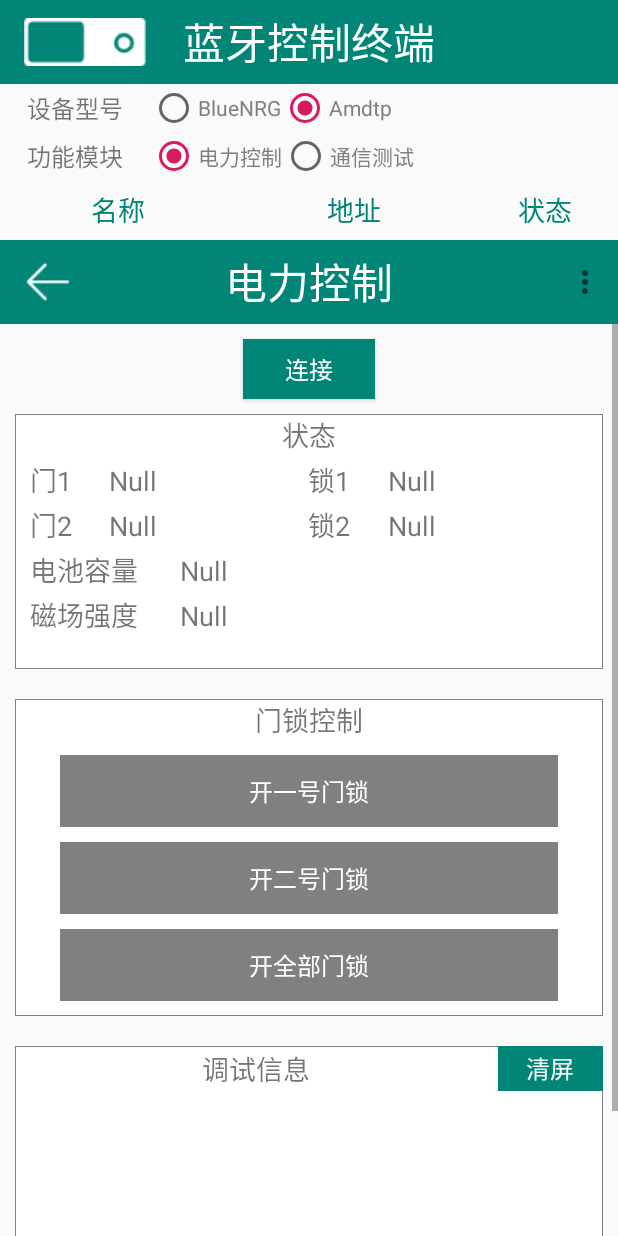
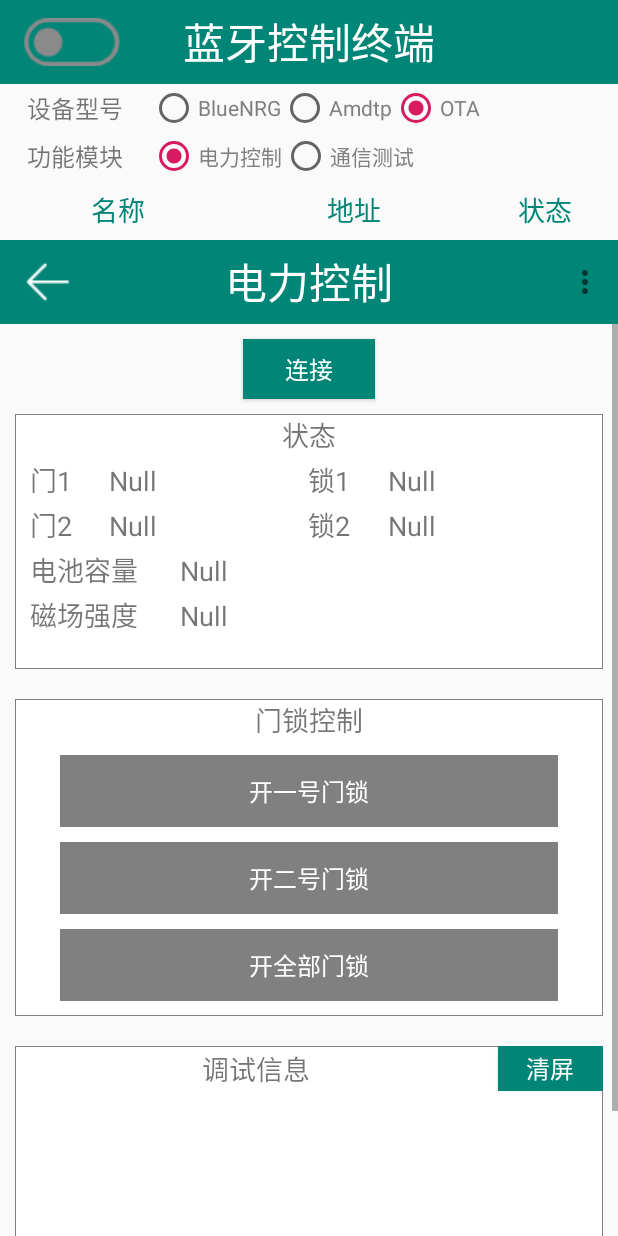
Before and after one commit to QQ652276536/BLEControl, an Android app: the fragment BluetoothFragment_PowerControl placed in its activity, on a phone screen of 412 x 824 dp. Run offline under Robolectric (Android 15) with nearby library versions, the light colour scheme and no system bars; pictures from the network do not load.

Commit message:
OTA界面好了

```diff
--- a/app/src/main/java/com/zistone/bluetoothtest/fragment/BluetoothFragment_List.java
+++ b/app/src/main/java/com/zistone/bluetoothtest/fragment/BluetoothFragment_List.java
@@ -74,6 +74,7 @@ public class BluetoothFragment_List extends Fragment implements View.OnClickList
     private RadioButton m_radioButton2;
     private RadioButton m_radioButton3;
     private RadioButton m_radioButton4;
+    private RadioButton m_radioButton5;
     private long m_exitTime = 0;
 
     private View.OnKeyListener backListener = (v, keyCode, event) ->
@@ -256,11 +257,17 @@ public class BluetoothFragment_List extends Fragment implements View.OnClickList
             WRITE_UUID = UUID.fromString("0000ff03-0000-1000-8000-00805f9b34fb");
             READ_UUID = UUID.fromString("0000ff02-0000-1000-8000-00805f9b34fb");
         }
-        else
+        else if(m_radioButton2.isChecked())
         {
             SERVICE_UUID = UUID.fromString("00002760-08c2-11e1-9073-0e8ac72e1011");
             WRITE_UUID = UUID.fromString("00002760-08c2-11e1-9073-0e8ac72e0011");
             READ_UUID = UUID.fromString("00002760-08c2-11e1-9073-0e8ac72e0012");
+        }
+        else if(m_radioButton5.isChecked())
+        {
+            SERVICE_UUID = UUID.fromString("00002760-08c2-11e1-9073-0e8ac72e1001");
+            WRITE_UUID = UUID.fromString("00002760-08c2-11e1-9073-0e8ac72e0001");
+            READ_UUID = UUID.fromString("00002760-08c2-11e1-9073-0e8ac72e0002");
         }
         Map<String, UUID> map = new HashMap<>();
         map.put("SERVICE_UUID", SERVICE_UUID);
@@ -449,7 +456,6 @@ public class BluetoothFragment_List extends Fragment implements View.OnClickList
         m_view.setFocusable(true);
         m_view.setFocusableInTouchMode(true);
         m_view.setOnKeyListener(backListener);
-
         m_radioGroup1 = m_view.findViewById(R.id.radioGroup1_bluetoothlist);
         m_radioGroup2 = m_view.findViewById(R.id.radioGroup2_bluetoothlist);
         m_checkBox = m_view.findViewById(R.id.ck_bluetooth_bluetoothlist);
@@ -457,6 +463,7 @@ public class BluetoothFragment_List extends Fragment implements View.OnClickList
         m_radioButton2 = m_view.findViewById(R.id.radioButton2_bluetoothlist);
         m_radioButton3 = m_view.findViewById(R.id.radioButton3_bluetoothlist);
         m_radioButton4 = m_view.findViewById(R.id.radioButton4_bluetoothlist);
+        m_radioButton5 = m_view.findViewById(R.id.radioButton5_bluetoothlist);
         m_listView = m_view.findViewById(R.id.lv_bluetoothlist);
         switch(m_bluetoothAdapter.getState())
         {
--- a/app/src/main/res/drawable/ck_status_selector_a.xml
+++ b/app/src/main/res/drawable/ck_status_selector_a.xml
@@ -1,6 +1,5 @@
 <?xml version="1.0" encoding="utf-8"?>
 <selector xmlns:android="http://schemas.android.com/apk/res/android">
-    <item android:drawable="@drawable/switch_open1" android:state_checked="true" />
-    <item android:drawable="@drawable/switch_close1" android:state_checked="false" />
-    <item android:drawable="@drawable/switch_close1" />
+    <item android:drawable="@drawable/switch_open3" android:state_checked="true" />
+    <item android:drawable="@drawable/switch_close3" android:state_checked="false" />
 </selector>
--- a/app/src/main/res/drawable/ck_status_selector_b.xml
+++ /dev/null
@@ -1,6 +0,0 @@
-<?xml version="1.0" encoding="utf-8"?>
-<selector xmlns:android="http://schemas.android.com/apk/res/android">
-    <item android:drawable="@drawable/switch_open2" android:state_checked="true" />
-    <item android:drawable="@drawable/switch_close2" android:state_checked="false" />
-    <item android:drawable="@drawable/switch_close2" />
-</selector>
--- a/app/src/main/res/layout/fragment_bluetooth_list.xml
+++ b/app/src/main/res/layout/fragment_bluetooth_list.xml
@@ -26,7 +26,7 @@
             android:layout_height="wrap_content"
             android:button="@null"
             android:checked="false"
-            android:drawableLeft="@drawable/ck_status_selector_b" />
+            android:drawableLeft="@drawable/ck_status_selector_a" />
 
     </android.support.v7.widget.Toolbar>
 
@@ -52,7 +52,6 @@
                 android:layout_width="match_parent"
                 android:layout_height="wrap_content"
                 android:layout_gravity="center_vertical"
-                android:layout_weight="1"
                 android:orientation="horizontal">
 
                 <RadioButton
@@ -66,8 +65,15 @@
                     android:id="@+id/radioButton2_bluetoothlist"
                     android:layout_width="wrap_content"
                     android:layout_height="wrap_content"
+                    android:text="Amdtp"
+                    android:textColor="@color/gray" />
+
+                <RadioButton
+                    android:id="@+id/radioButton5_bluetoothlist"
+                    android:layout_width="wrap_content"
+                    android:layout_height="wrap_content"
                     android:checked="true"
-                    android:text="Amdtp"
+                    android:text="OTA"
                     android:textColor="@color/gray" />
             </RadioGroup>
         </TableRow>
```
Also changed, not shown: app/src/main/java/com/zistone/bluetoothtest/fragment/BluetoothFragment_PowerControl.java (+12 -5 lines), app/src/main/res/drawable/switch_close1.png (deleted), app/src/main/res/drawable/switch_close2.png (deleted), app/src/main/res/drawable/switch_close3.png (added), app/src/main/res/drawable/switch_open1.png (deleted), app/src/main/res/drawable/switch_open2.png (deleted), app/src/main/res/drawable/switch_open3.png (added).
